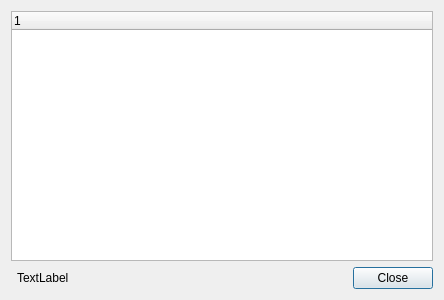
Old version of the form platform/qt/PixelMapListDialog.ui in the repository ilia3101/MLV-App.
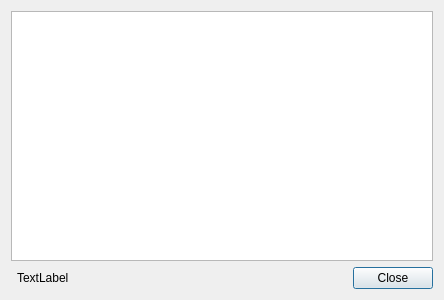
New version of the form.

Commit message: PixelMapListDialog: Remove empty header

Diff of the .ui file:
```diff
--- a/platform/qt/PixelMapListDialog.ui
+++ b/platform/qt/PixelMapListDialog.ui
@@ -16,6 +16,9 @@
   <layout class="QGridLayout" name="gridLayout">
    <item row="0" column="0" colspan="4">
     <widget class="QTreeWidget" name="treeWidget">
+     <attribute name="headerVisible">
+      <bool>false</bool>
+     </attribute>
      <column>
       <property name="text">
        <string/>
```
